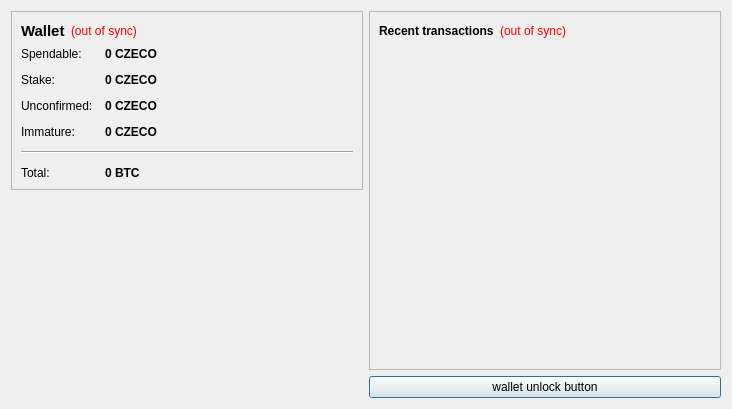
First picture: the form in src/qt/forms/overviewpage.ui, repository pringers/Czecoin-master, before the edit.
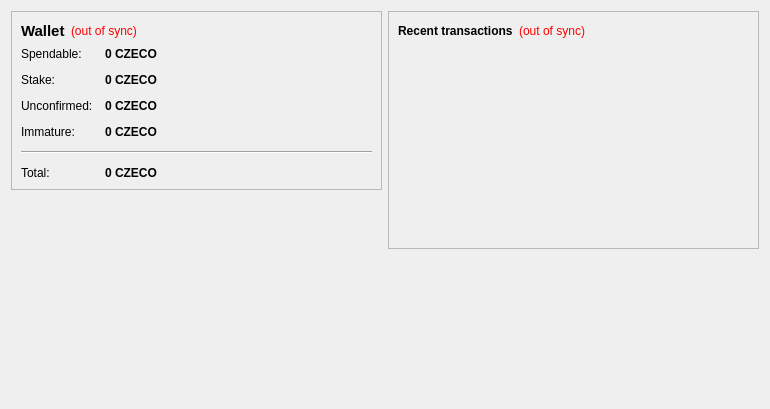
Second picture: the form after the edit. Icons and pictures are not drawn.

Patch:
```diff
--- a/src/qt/forms/overviewpage.ui
+++ b/src/qt/forms/overviewpage.ui
@@ -6,14 +6,14 @@
    <rect>
     <x>0</x>
     <y>0</y>
-    <width>732</width>
+    <width>770</width>
     <height>409</height>
    </rect>
   </property>
   <property name="windowTitle">
    <string>Form</string>
   </property>
-  <layout class="QHBoxLayout" name="horizontalLayout" stretch="0,0">
+  <layout class="QHBoxLayout" name="horizontalLayout" stretch="1,1">
    <item>
     <layout class="QVBoxLayout" name="verticalLayout_2">
      <item>
@@ -225,7 +225,7 @@
              <string>Your current total balance</string>
             </property>
             <property name="text">
-             <string notr="true">0 BTC</string>
+             <string notr="true">0 CZECO</string>
             </property>
             <property name="textInteractionFlags">
              <set>Qt::LinksAccessibleByMouse|Qt::TextSelectableByKeyboard|Qt::TextSelectableByMouse</set>
@@ -238,7 +238,7 @@
       </widget>
      </item>
      <item>
-      <spacer name="verticalSpacer_4">
+      <spacer name="verticalSpacer">
        <property name="orientation">
         <enum>Qt::Vertical</enum>
        </property>
@@ -252,30 +252,23 @@
      </item>
      <item>
       <widget class="QLabel" name="label_2">
+       <property name="autoFillBackground">
+        <bool>true</bool>
+       </property>
        <property name="text">
         <string/>
        </property>
        <property name="pixmap">
         <pixmap resource="../bitcoin.qrc">:/images/Wallet_Logo</pixmap>
        </property>
-       <property name="alignment">
-        <set>Qt::AlignCenter</set>
+       <property name="scaledContents">
+        <bool>false</bool>
+       </property>
+       <property name="margin">
+        <number>0</number>
        </property>
       </widget>
      </item>
-     <item>
-      <spacer name="verticalSpacer">
-       <property name="orientation">
-        <enum>Qt::Vertical</enum>
-       </property>
-       <property name="sizeHint" stdset="0">
-        <size>
-         <width>20</width>
-         <height>40</height>
-        </size>
-       </property>
-      </spacer>
-     </item>
     </layout>
    </item>
    <item>
@@ -352,38 +345,17 @@
       </widget>
      </item>
      <item>
-      <widget class="QPushButton" name="unlockWalletButton">
-       <property name="sizePolicy">
-        <sizepolicy hsizetype="Minimum" vsizetype="Fixed">
-         <horstretch>0</horstretch>
-         <verstretch>0</verstretch>
-        </sizepolicy>
+      <spacer name="verticalSpacer_2">
+       <property name="orientation">
+        <enum>Qt::Vertical</enum>
        </property>
-       <property name="maximumSize">
+       <property name="sizeHint" stdset="0">
         <size>
-         <width>16777214</width>
-         <height>16777214</height>
+         <width>20</width>
+         <height>40</height>
         </size>
        </property>
-       <property name="toolTip">
-        <string/>
-       </property>
-       <property name="text">
-        <string>wallet unlock button</string>
-       </property>
-       <property name="checkable">
-        <bool>false</bool>
-       </property>
-       <property name="autoDefault">
-        <bool>false</bool>
-       </property>
-       <property name="default">
-        <bool>true</bool>
-       </property>
-       <property name="flat">
-        <bool>false</bool>
-       </property>
-      </widget>
+      </spacer>
      </item>
     </layout>
    </item>
```
Left out of the diff: 6 changed lines with no effect on the pictures.
